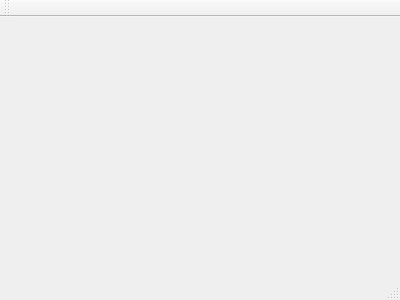
Old version of the form testqt/testapp/mainwindow.ui in the repository sandeep123patel/Tao.
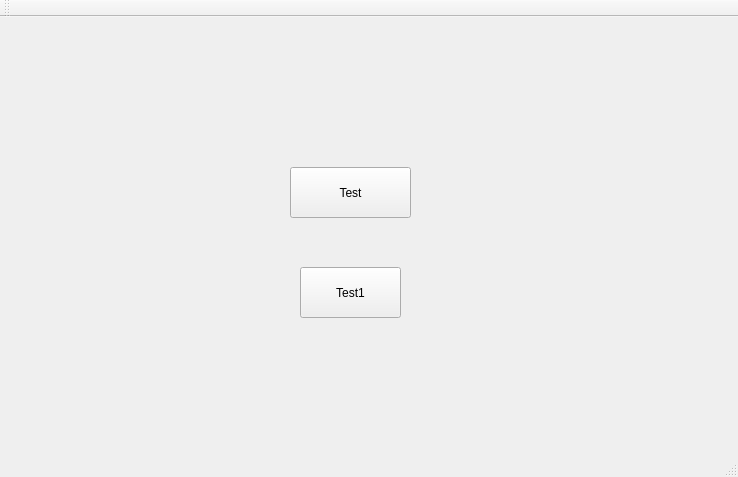
New version of the form.

```diff
--- a/testqt/testapp/mainwindow.ui
+++ b/testqt/testapp/mainwindow.ui
@@ -1,24 +1,79 @@
 <ui version="4.0">
  <class>MainWindow</class>
- <widget class="QMainWindow" name="MainWindow" >
-  <property name="geometry" >
+ <widget class="QMainWindow" name="MainWindow">
+  <property name="geometry">
    <rect>
     <x>0</x>
     <y>0</y>
-    <width>400</width>
-    <height>300</height>
+    <width>738</width>
+    <height>477</height>
    </rect>
   </property>
   <property name="windowTitle" >
    <string>MainWindow</string>
   </property>
-  <widget class="QMenuBar" name="menuBar" />
-  <widget class="QToolBar" name="mainToolBar" />
-  <widget class="QWidget" name="centralWidget" />
-  <widget class="QStatusBar" name="statusBar" />
+  <widget class="QWidget" name="centralWidget">
+   <widget class="QLabel" name="Result">
+    <property name="geometry">
+     <rect>
+      <x>300</x>
+      <y>350</y>
+      <width>111</width>
+      <height>41</height>
+     </rect>
+    </property>
+    <property name="text">
+     <string/>
+    </property>
+   </widget>
+   <widget class="QPushButton" name="start">
+    <property name="geometry">
+     <rect>
+      <x>290</x>
+      <y>150</y>
+      <width>121</width>
+      <height>51</height>
+     </rect>
+    </property>
+    <property name="text">
+     <string>Test</string>
+    </property>
+   </widget>
+   <widget class="QPushButton" name="pushButton">
+    <property name="geometry">
+     <rect>
+      <x>300</x>
+      <y>250</y>
+      <width>101</width>
+      <height>51</height>
+     </rect>
+    </property>
+    <property name="text">
+     <string>Test1</string>
+    </property>
+   </widget>
+  </widget>
+  <widget class="QMenuBar" name="menuBar">
+   <property name="geometry">
+    <rect>
+     <x>0</x>
+     <y>0</y>
+     <width>738</width>
+     <height>22</height>
+    </rect>
+   </property>
+  </widget>
+  <widget class="QToolBar" name="mainToolBar">
+   <attribute name="toolBarArea">
+    <enum>TopToolBarArea</enum>
+   </attribute>
+   <attribute name="toolBarBreak">
+    <bool>false</bool>
+   </attribute>
+  </widget>
+  <widget class="QStatusBar" name="statusBar"/>
  </widget>
- <layoutDefault spacing="6" margin="11" />
- <pixmapfunction></pixmapfunction>
+ <layoutdefault spacing="6" margin="11"/>
  <resources/>
  <connections/>
 </ui>
```
Left out of the diff: 3 changed lines with no effect on the pictures.
